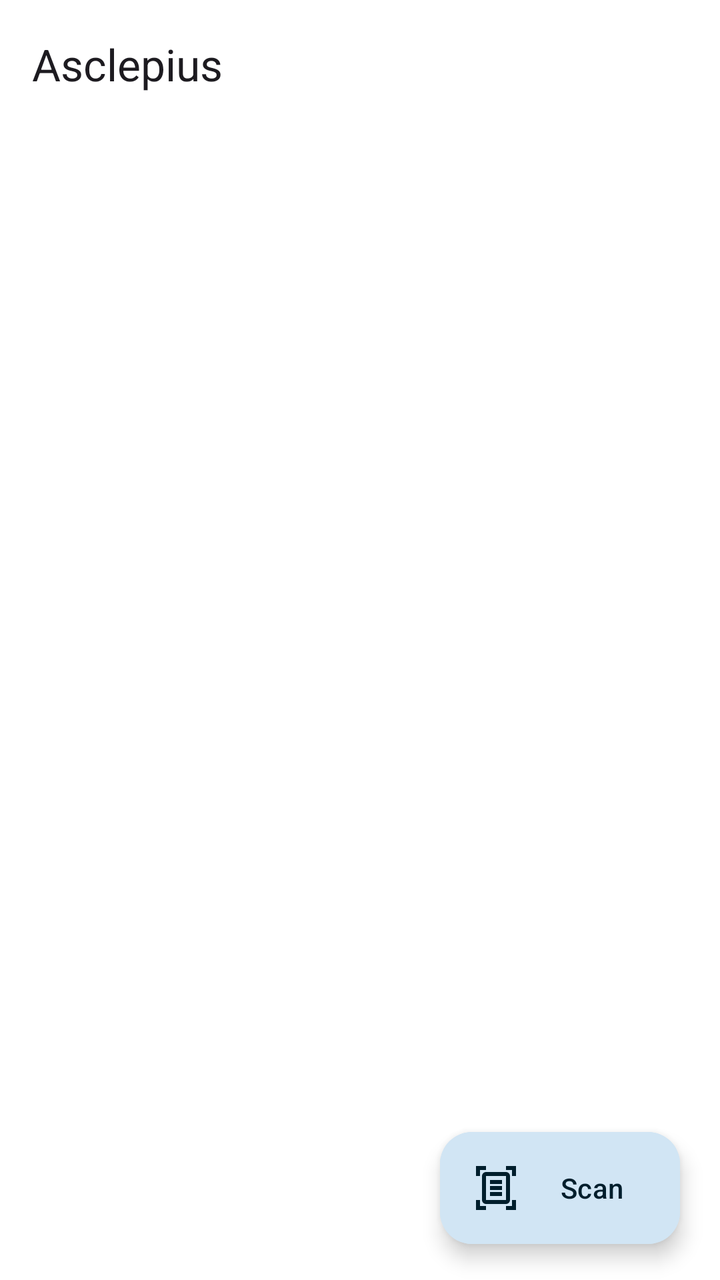
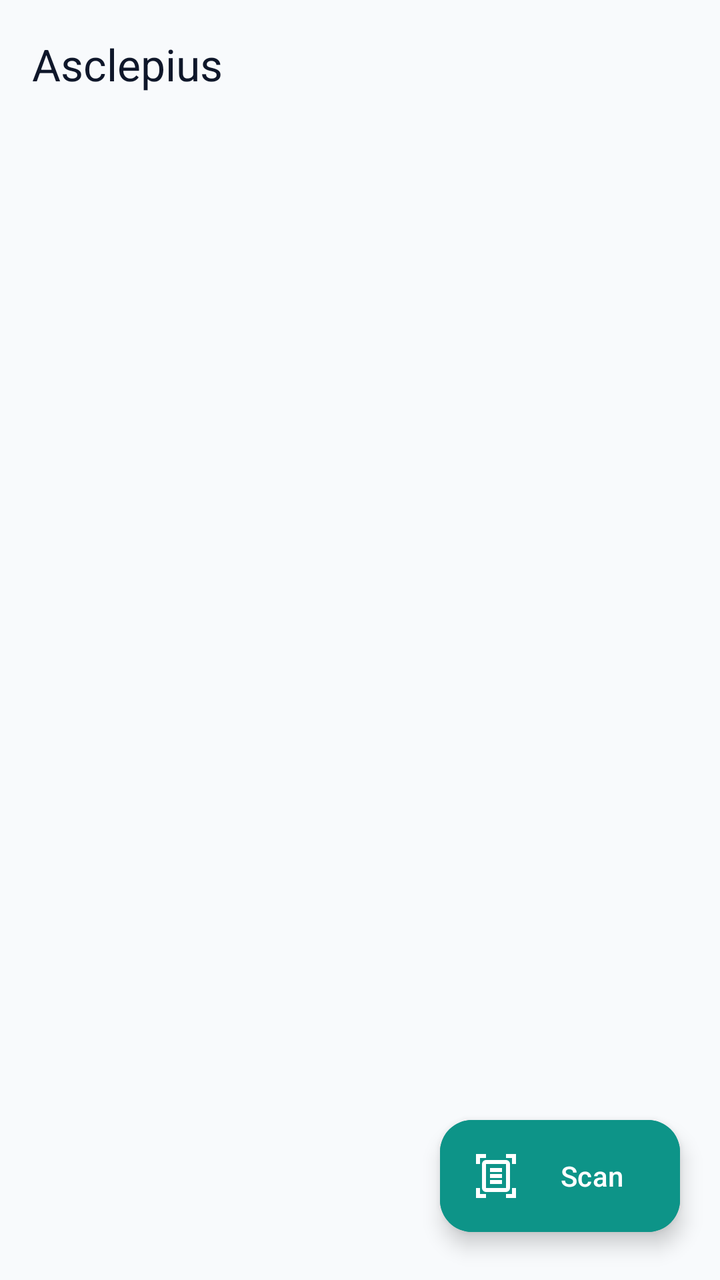

Screens rendered from an Android XML layout before and after an edit, with the pre-edit source and the edit as a unified diff.
<!-- AndroidManifest.xml: application theme Theme.Asclepius -->
<!-- res/layout/activity_main.xml -->
<?xml version="1.0" encoding="utf-8"?>
<androidx.constraintlayout.widget.ConstraintLayout xmlns:android="http://schemas.android.com/apk/res/android"
    xmlns:app="http://schemas.android.com/apk/res-auto"
    xmlns:tools="http://schemas.android.com/tools"
    android:layout_width="match_parent"
    android:layout_height="match_parent"
    tools:context=".ui.MainActivity">

    <androidx.coordinatorlayout.widget.CoordinatorLayout
        android:layout_width="match_parent"
        android:layout_height="match_parent">

        <com.google.android.material.appbar.AppBarLayout
            android:id="@+id/appBar"
            android:layout_width="match_parent"
            android:layout_height="wrap_content"
            android:background="?attr/colorSurfaceContainerLowest"
            app:liftOnScroll="true">

            <com.google.android.material.appbar.MaterialToolbar
                android:id="@+id/toolBar"
                android:layout_width="match_parent"
                android:layout_height="?attr/actionBarSize"
                app:title="@string/app_name" />
        </com.google.android.material.appbar.AppBarLayout>

        <androidx.recyclerview.widget.RecyclerView
            android:id="@+id/recyclerView"
            android:layout_width="match_parent"
            android:layout_height="match_parent"
            android:background="?attr/colorSurfaceContainerLowest"
            app:layoutManager="androidx.recyclerview.widget.LinearLayoutManager"
            app:layout_behavior="com.google.android.material.appbar.AppBarLayout$ScrollingViewBehavior"
            tools:listitem="@layout/item_news" />
    </androidx.coordinatorlayout.widget.CoordinatorLayout>

    <com.google.android.material.progressindicator.CircularProgressIndicator
        android:id="@+id/progressIndicator"
        android:layout_width="wrap_content"
        android:layout_height="wrap_content"
        android:indeterminate="true"
        android:visibility="gone"
        app:layout_constraintBottom_toBottomOf="parent"
        app:layout_constraintEnd_toEndOf="parent"
        app:layout_constraintStart_toStartOf="parent"
        app:layout_constraintTop_toTopOf="parent" />

    <com.google.android.material.floatingactionbutton.ExtendedFloatingActionButton
        android:id="@+id/fab"
        android:layout_width="wrap_content"
        android:layout_height="wrap_content"
        android:layout_marginEnd="20dp"
        android:layout_marginBottom="18dp"
        android:backgroundTint="?attr/colorSecondaryContainer"
        android:text="Scan"
        app:icon="@drawable/ic_document_scanner"
        app:iconTint="?attr/colorOnPrimaryContainer"
        app:layout_constraintBottom_toBottomOf="parent"
        app:layout_constraintEnd_toEndOf="parent" />
</androidx.constraintlayout.widget.ConstraintLayout>
<!-- res/layout/item_news.xml (included above) -->
<?xml version="1.0" encoding="utf-8"?>
<com.google.android.material.card.MaterialCardView xmlns:android="http://schemas.android.com/apk/res/android"
    xmlns:app="http://schemas.android.com/apk/res-auto"
    android:layout_width="match_parent"
    android:layout_height="wrap_content"
    android:layout_marginHorizontal="16dp"
    android:layout_marginVertical="8dp"
    app:cardBackgroundColor="?attr/colorSurfaceContainerLow"
    app:cardCornerRadius="12dp"
    app:cardElevation="4dp"
    app:strokeWidth="0dp">

    <androidx.constraintlayout.widget.ConstraintLayout
        android:layout_width="match_parent"
        android:layout_height="wrap_content"
        android:padding="16dp">

        
        <com.google.android.material.imageview.ShapeableImageView
            android:id="@+id/shapeableImageView"
            android:layout_width="0dp"
            android:layout_height="180dp"
            android:scaleType="centerCrop"
            android:src="@color/black"
            app:layout_constraintEnd_toEndOf="parent"
            app:layout_constraintStart_toStartOf="parent"
            app:layout_constraintTop_toTopOf="parent"
            app:shapeAppearanceOverlay="@style/roundedImageViewRounded" />

        
        <com.google.android.material.textview.MaterialTextView
            android:id="@+id/titleTextView"
            android:layout_width="0dp"
            android:layout_height="wrap_content"
            android:layout_marginTop="12dp"
            android:ellipsize="end"
            android:fontFamily="sans-serif-medium"
            android:lineSpacingExtra="4dp"
            android:maxLines="2"
            android:text="@string/app_name"
            android:textColor="?attr/colorOnSurface"
            android:textSize="18sp"
            app:layout_constraintEnd_toEndOf="parent"
            app:layout_constraintStart_toStartOf="parent"
            app:layout_constraintTop_toBottomOf="@id/shapeableImageView" />

        
        <com.google.android.material.textview.MaterialTextView
            android:id="@+id/timeTextView"
            android:layout_width="wrap_content"
            android:layout_height="wrap_content"
            android:layout_marginTop="8dp"
            android:text="2 jam yang lalu"
            android:textColor="?attr/colorOutline"
            android:textSize="14sp"
            app:layout_constraintStart_toStartOf="parent"
            app:layout_constraintTop_toBottomOf="@id/titleTextView" />

        
        <ImageButton
            android:id="@+id/moreButton"
            android:layout_width="40dp"
            android:layout_height="40dp"
            android:layout_marginTop="4dp"
            android:background="?attr/selectableItemBackgroundBorderless"
            app:layout_constraintEnd_toEndOf="parent"
            app:layout_constraintTop_toBottomOf="@id/titleTextView"
            app:srcCompat="@drawable/ic_more_vert"
            app:tint="?attr/colorOnSurface" />
    </androidx.constraintlayout.widget.ConstraintLayout>
</com.google.android.material.card.MaterialCardView>
<!-- resources referenced by this layout -->
<resources>
  <color name="black">#FF000000</color>
  <!-- drawable ic_document_scanner (drawable) -->
  <vector xmlns:android="http://schemas.android.com/apk/res/android"
      android:width="24dp"
      android:height="24dp"
      android:viewportWidth="960"
      android:viewportHeight="960">
      <path
          android:fillColor="@android:color/white"
          android:pathData="M80,240L80,40L280,40L280,120L160,120L160,240L80,240ZM800,240L800,120L680,120L680,40L880,40L880,240L800,240ZM80,920L80,720L160,720L160,840L280,840L280,920L80,920ZM680,920L680,840L800,840L800,720L880,720L880,920L680,920ZM280,720Q280,720 280,720Q280,720 280,720L680,720Q680,720 680,720Q680,720 680,720L680,240Q680,240 680,240Q680,240 680,240L280,240Q280,240 280,240Q280,240 280,240L280,720ZM280,800Q247,800 223.5,776.5Q200,753 200,720L200,240Q200,207 223.5,183.5Q247,160 280,160L680,160Q713,160 736.5,183.5Q760,207 760,240L760,720Q760,753 736.5,776.5Q713,800 680,800L280,800ZM360,400L600,400L600,320L360,320L360,400ZM360,520L600,520L600,440L360,440L360,520ZM360,640L600,640L600,560L360,560L360,640ZM280,720L280,240Q280,240 280,240Q280,240 280,240L280,240Q280,240 280,240Q280,240 280,240L280,720Q280,720 280,720Q280,720 280,720L280,720Q280,720 280,720Q280,720 280,720Z" />
  </vector>
  <!-- drawable ic_more_vert (drawable) -->
  <vector xmlns:android="http://schemas.android.com/apk/res/android"
      android:width="24dp"
      android:height="24dp"
      android:viewportWidth="960"
      android:viewportHeight="960">
    <path
        android:fillColor="@android:color/white"
        android:pathData="M480,800Q447,800 423.5,776.5Q400,753 400,720Q400,687 423.5,663.5Q447,640 480,640Q513,640 536.5,663.5Q560,687 560,720Q560,753 536.5,776.5Q513,800 480,800ZM480,560Q447,560 423.5,536.5Q400,513 400,480Q400,447 423.5,423.5Q447,400 480,400Q513,400 536.5,423.5Q560,447 560,480Q560,513 536.5,536.5Q513,560 480,560ZM480,320Q447,320 423.5,296.5Q400,273 400,240Q400,207 423.5,183.5Q447,160 480,160Q513,160 536.5,183.5Q560,207 560,240Q560,273 536.5,296.5Q513,320 480,320Z"/>
  </vector>
  <string name="app_name">Asclepius</string>
  <style name="roundedImageViewRounded">
          <item name="cornerFamily">rounded</item>
          <item name="cornerSize">8%</item>
      </style>
  <style name="Theme.Asclepius" parent="Theme.Material3.DayNight.NoActionBar">
          
          
          <item name="android:colorControlNormal">#000000</item>
          <item name="android:popupMenuStyle">@style/roundedPopupMenu</item>
      </style>
  <style name="roundedPopupMenu" parent="Widget.Material3.PopupMenu">
          <item name="android:popupBackground">@drawable/custom_popup_background</item>
      </style>
  <!-- drawable custom_popup_background (drawable) -->
  <?xml version="1.0" encoding="UTF-8"?>
  <shape xmlns:android="http://schemas.android.com/apk/res/android">
      <solid android:color="?attr/colorSurface"/>
      <corners
          android:radius="16dp"/>
      <padding
          android:bottom="8dp"
          android:top="8dp"/>
  </shape>
</resources>

<!-- the commit's change to res/layout/activity_main.xml (unified diff, before → after) -->
@@ -4,6 +4,7 @@
     xmlns:tools="http://schemas.android.com/tools"
     android:layout_width="match_parent"
     android:layout_height="match_parent"
+    android:background="@color/surface_canvas"
     tools:context=".ui.MainActivity">
 
     <androidx.coordinatorlayout.widget.CoordinatorLayout
@@ -14,21 +15,26 @@
             android:id="@+id/appBar"
             android:layout_width="match_parent"
             android:layout_height="wrap_content"
-            android:background="?attr/colorSurfaceContainerLowest"
+            android:background="@color/surface_canvas"
+            app:elevation="0dp"
             app:liftOnScroll="true">
 
             <com.google.android.material.appbar.MaterialToolbar
                 android:id="@+id/toolBar"
                 android:layout_width="match_parent"
                 android:layout_height="?attr/actionBarSize"
-                app:title="@string/app_name" />
+                app:title="@string/app_name"
+                app:titleCentered="false"
+                app:titleTextColor="@color/text_primary" />
         </com.google.android.material.appbar.AppBarLayout>
 
         <androidx.recyclerview.widget.RecyclerView
             android:id="@+id/recyclerView"
             android:layout_width="match_parent"
             android:layout_height="match_parent"
-            android:background="?attr/colorSurfaceContainerLowest"
+            android:clipToPadding="false"
+            android:paddingTop="8dp"
+            android:paddingBottom="88dp"
             app:layoutManager="androidx.recyclerview.widget.LinearLayoutManager"
             app:layout_behavior="com.google.android.material.appbar.AppBarLayout$ScrollingViewBehavior"
             tools:listitem="@layout/item_news" />
@@ -40,6 +46,7 @@
         android:layout_height="wrap_content"
         android:indeterminate="true"
         android:visibility="gone"
+        app:indicatorColor="@color/brand_primary"
         app:layout_constraintBottom_toBottomOf="parent"
         app:layout_constraintEnd_toEndOf="parent"
         app:layout_constraintStart_toStartOf="parent"
@@ -50,11 +57,14 @@
         android:layout_width="wrap_content"
         android:layout_height="wrap_content"
         android:layout_marginEnd="20dp"
-        android:layout_marginBottom="18dp"
-        android:backgroundTint="?attr/colorSecondaryContainer"
+        android:layout_marginBottom="24dp"
+        android:backgroundTint="@color/brand_primary"
         android:text="Scan"
+        android:textColor="@color/white"
+        app:cornerRadius="999dp"
+        app:elevation="6dp"
         app:icon="@drawable/ic_document_scanner"
-        app:iconTint="?attr/colorOnPrimaryContainer"
+        app:iconTint="@color/white"
         app:layout_constraintBottom_toBottomOf="parent"
         app:layout_constraintEnd_toEndOf="parent" />
 </androidx.constraintlayout.widget.ConstraintLayout>
@@ -65,11 +75,12 @@
     android:layout_width="match_parent"
     android:layout_height="wrap_content"
     android:layout_marginHorizontal="16dp"
-    android:layout_marginVertical="8dp"
-    app:cardBackgroundColor="?attr/colorSurfaceContainerLow"
-    app:cardCornerRadius="12dp"
-    app:cardElevation="4dp"
-    app:strokeWidth="0dp">
+    android:layout_marginVertical="10dp"
+    app:cardBackgroundColor="@color/surface_card"
+    app:cardCornerRadius="20dp"
+    app:cardElevation="2dp"
+    app:strokeColor="@color/surface_card_stroke"
+    app:strokeWidth="1dp">
 
     <androidx.constraintlayout.widget.ConstraintLayout
         android:layout_width="match_parent"
@@ -80,9 +91,9 @@
         <com.google.android.material.imageview.ShapeableImageView
             android:id="@+id/shapeableImageView"
             android:layout_width="0dp"
-            android:layout_height="180dp"
+            android:layout_height="190dp"
             android:scaleType="centerCrop"
-            android:src="@color/black"
+            android:src="@color/surface_subtle"
             app:layout_constraintEnd_toEndOf="parent"
             app:layout_constraintStart_toStartOf="parent"
             app:layout_constraintTop_toTopOf="parent"
@@ -93,14 +104,14 @@
             android:id="@+id/titleTextView"
             android:layout_width="0dp"
             android:layout_height="wrap_content"
-            android:layout_marginTop="12dp"
+            android:layout_marginTop="14dp"
             android:ellipsize="end"
             android:fontFamily="sans-serif-medium"
             android:lineSpacingExtra="4dp"
             android:maxLines="2"
             android:text="@string/app_name"
-            android:textColor="?attr/colorOnSurface"
-            android:textSize="18sp"
+            android:textColor="@color/text_primary"
+            android:textSize="17sp"
             app:layout_constraintEnd_toEndOf="parent"
             app:layout_constraintStart_toStartOf="parent"
             app:layout_constraintTop_toBottomOf="@id/shapeableImageView" />
@@ -110,23 +121,24 @@
             android:id="@+id/timeTextView"
             android:layout_width="wrap_content"
             android:layout_height="wrap_content"
-            android:layout_marginTop="8dp"
+            android:layout_marginTop="10dp"
             android:text="2 jam yang lalu"
-            android:textColor="?attr/colorOutline"
-            android:textSize="14sp"
+            android:textColor="@color/text_tertiary"
+            android:textSize="13sp"
             app:layout_constraintStart_toStartOf="parent"
             app:layout_constraintTop_toBottomOf="@id/titleTextView" />
 
         
         <ImageButton
             android:id="@+id/moreButton"
-            android:layout_width="40dp"
-            android:layout_height="40dp"
-            android:layout_marginTop="4dp"
+            android:layout_width="36dp"
+            android:layout_height="36dp"
+            android:layout_marginTop="2dp"
             android:background="?attr/selectableItemBackgroundBorderless"
+            android:contentDescription="@string/app_name"
             app:layout_constraintEnd_toEndOf="parent"
             app:layout_constraintTop_toBottomOf="@id/titleTextView"
             app:srcCompat="@drawable/ic_more_vert"
-            app:tint="?attr/colorOnSurface" />
+            app:tint="@color/text_secondary" />
     </androidx.constraintlayout.widget.ConstraintLayout>
 </com.google.android.material.card.MaterialCardView>
<!-- resource entries referenced after the edit -->
@@ -1,6 +1,14 @@
 <!-- resources referenced by this layout -->
 <resources>
-  <color name="black">#FF000000</color>
+  <color name="brand_primary">#0D9488</color>
+  <color name="surface_canvas">#F8FAFC</color>
+  <color name="surface_card">#FFFFFF</color>
+  <color name="surface_card_stroke">#E2E8F0</color>
+  <color name="surface_subtle">#F1F5F9</color>
+  <color name="text_primary">#0F172A</color>
+  <color name="text_secondary">#475569</color>
+  <color name="text_tertiary">#94A3B8</color>
+  <color name="white">#FFFFFFFF</color>
   <!-- drawable ic_document_scanner (drawable) -->
   <vector xmlns:android="http://schemas.android.com/apk/res/android"
       android:width="24dp"
